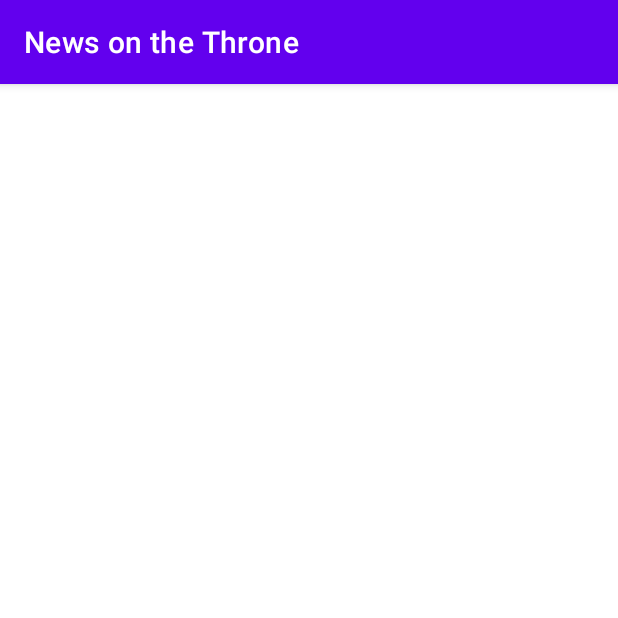
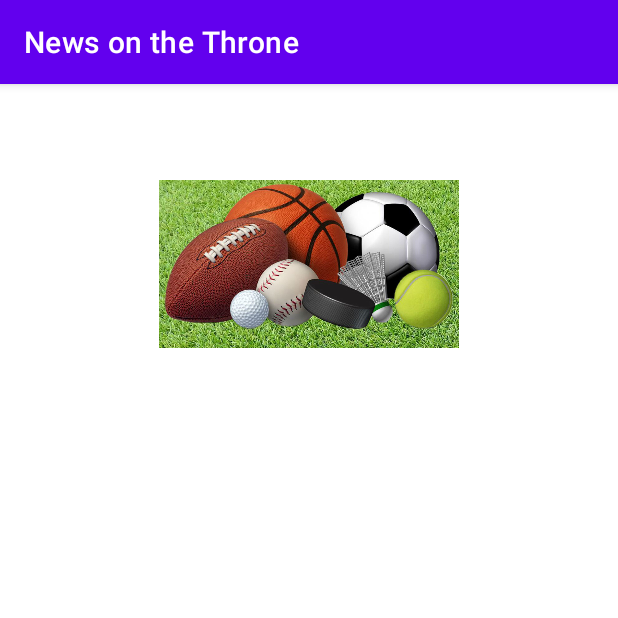
Before and after one commit to daniisza/TrabajoFinal, an Android app: the Pantalla2 screen opened directly, with no data from a screen before it, on a phone screen of 412 x 824 dp, the top half of it. Run offline under Robolectric (Android 15) with nearby library versions, the phone set to English and light mode, and no system bars.

Commit message:
Se pasa a la segunda pantalla
Se logra pasar a la segunda pantalla con una sola imagen

```diff
--- a/app/build.gradle
+++ b/app/build.gradle
@@ -29,6 +29,7 @@ android {
 }
 
 dependencies {
+    implementation 'com.google.ar.sceneform:filament-android:1.17.1'
     def lottieVersion = "3.4.0"
     implementation "com.airbnb.android:lottie:6.0.0"
     implementation 'androidx.appcompat:appcompat:1.6.1'
--- a/app/src/main/java/com/daniela/ultimaentrega/Pantalla2.java
+++ b/app/src/main/java/com/daniela/ultimaentrega/Pantalla2.java
@@ -5,14 +5,22 @@ import androidx.appcompat.app.AppCompatActivity;
 import android.content.Intent;
 import android.os.Bundle;
 import android.os.Handler;
+import android.widget.ListView;
 
 public class Pantalla2 extends AppCompatActivity {
 
+    ListView lista;
     @Override
     protected void onCreate(Bundle savedInstanceState) {
         super.onCreate(savedInstanceState);
         setContentView(R.layout.activity_pantalla2);
 
+        int [] idImagen= {
+                R.drawable.nacional,
+                R.drawable.economia,
+                R.drawable.deportes,
+                R.drawable.entretenimiento,
 
-    }
+    };
 }
+}
--- a/app/src/main/res/layout/activity_pantalla2.xml
+++ b/app/src/main/res/layout/activity_pantalla2.xml
@@ -6,7 +6,17 @@
     xmlns:tools="http://schemas.android.com/tools"
     android:layout_width="match_parent"
     android:layout_height="match_parent"
+    android:orientation="vertical"
     tools:context=".Pantalla2">
+
+    <com.google.android.material.imageview.ShapeableImageView
+        android:id="@+id/imagen"
+        android:layout_gravity="center"
+        android:layout_marginTop="20dp"
+        android:src="@drawable/deportes"
+        android:layout_width="200dp"
+        android:layout_height="200dp"/>
+
 
 
 
```
Also changed, not shown: app/src/main/java/com/daniela/ultimaentrega/MainActivity.java (+16 -0 lines), app/src/main/res/layout/activity_main.xml (+11 -0 lines), app/src/main/res/drawable/deportes.jpg (added), app/src/main/res/drawable/economia.jpg (added), app/src/main/res/drawable/entretenimiento.jpg (added), app/src/main/res/drawable/internacional.jpg (added), app/src/main/res/drawable/nacional.jpg (added), app/src/main/res/drawable/tecnologia.jpeg (added).
